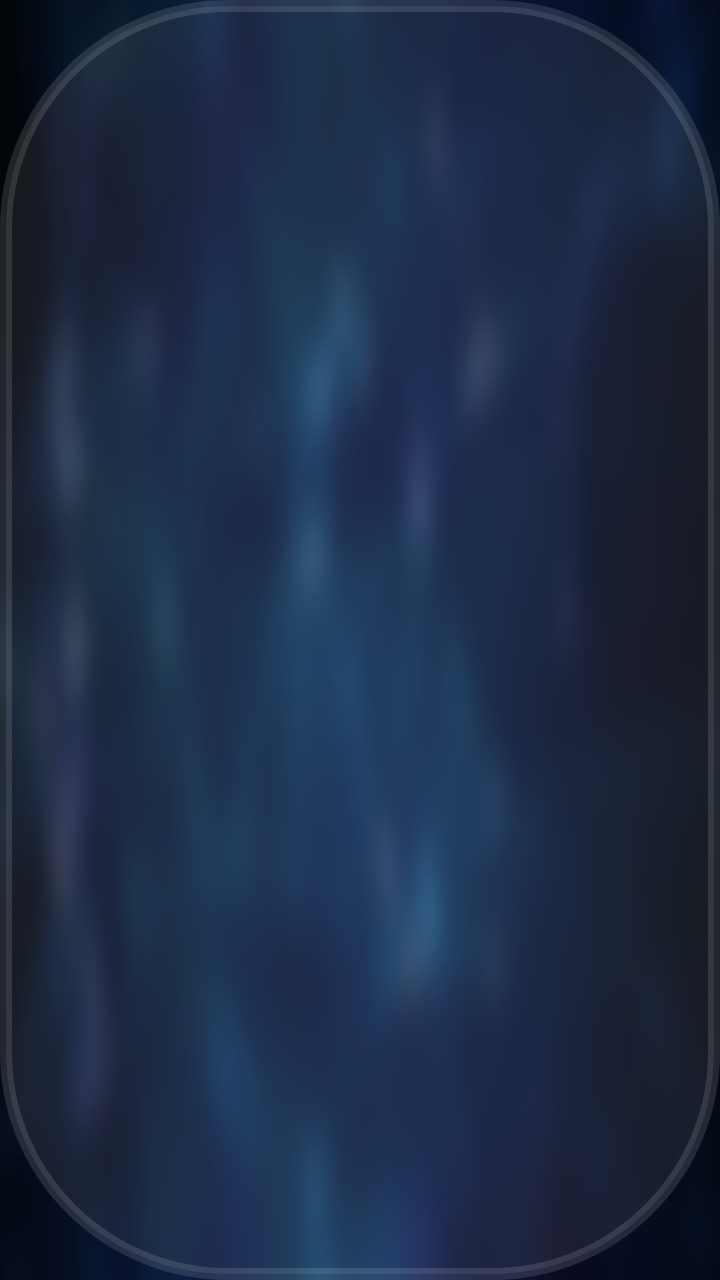
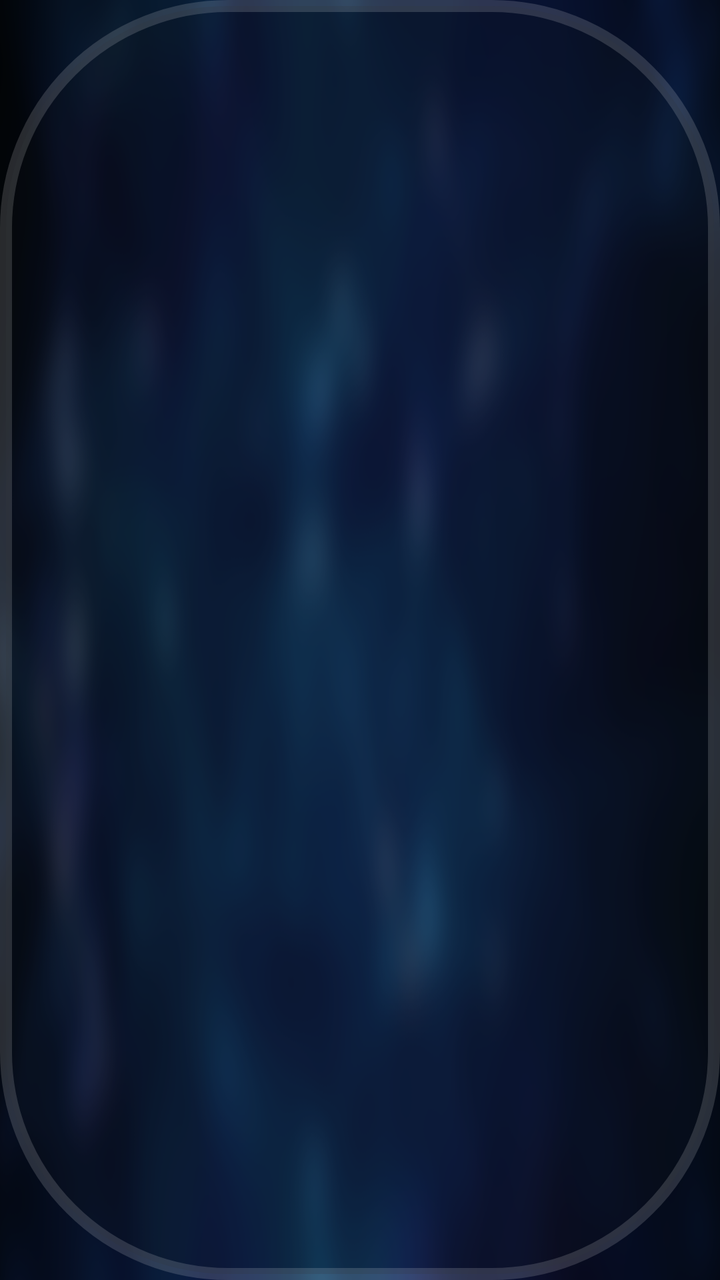

An Android layout rendered at two revisions. The XML below is the earlier revision; the diff shows what the commit changed to produce the second picture.
<!-- AndroidManifest.xml: application theme AppTheme.NoActionBar -->
<!-- res/layout/item_home_sort_top.xml -->
<?xml version="1.0" encoding="utf-8"?>
<FrameLayout xmlns:android="http://schemas.android.com/apk/res/android"
    android:layout_width="wrap_content"
    android:layout_height="@dimen/vs_38"
    android:layout_marginLeft="@dimen/vs_4"
    android:layout_marginRight="@dimen/vs_4"
    android:background="@drawable/selector_home_top_category"
    android:clickable="true"
    android:focusable="true"
    android:focusableInTouchMode="true"
    android:paddingLeft="@dimen/vs_16"
    android:paddingRight="@dimen/vs_16">

    <LinearLayout
        android:layout_width="wrap_content"
        android:layout_height="match_parent"
        android:gravity="center"
        android:orientation="horizontal">

        <TextView
            android:id="@+id/tvTitle"
            android:layout_width="wrap_content"
            android:layout_height="wrap_content"
            android:duplicateParentState="true"
            android:ellipsize="end"
            android:focusable="false"
            android:gravity="center"
            android:singleLine="true"
            android:textColor="@color/selector_home_rail_text"
            android:textSize="@dimen/ts_22" />

        <ImageView
            android:id="@+id/tvFilter"
            android:layout_width="@dimen/vs_20"
            android:layout_height="@dimen/vs_20"
            android:layout_marginLeft="@dimen/vs_4"
            android:focusable="false"
            android:src="@drawable/icon_filter"
            android:tint="@color/selector_home_rail_icon"
            android:visibility="gone" />
    </LinearLayout>
</FrameLayout>
<!-- resources referenced by this layout -->
<resources>
  <dimen name="ts_22">22mm</dimen>
  <dimen name="vs_16">16mm</dimen>
  <dimen name="vs_20">20mm</dimen>
  <dimen name="vs_38">38mm</dimen>
  <dimen name="vs_4">4mm</dimen>
  <!-- drawable icon_filter (drawable) -->
  <vector xmlns:android="http://schemas.android.com/apk/res/android"
      android:width="48dp"
      android:height="48dp"
      android:viewportWidth="1024"
      android:viewportHeight="1024">
    <path
        android:pathData="M540.44,541.27l255.72,-370.61L227.84,170.67l255.72,370.61L483.56,832.5l56.89,34.13L540.44,541.27zM426.67,559L168.7,185.14a45.51,45.51 0,0 1,-8.05 -25.85c0,-25.14 20.38,-45.51 45.51,-45.51h611.68c9.23,0 18.25,2.81 25.85,8.05 20.69,14.27 25.89,42.62 11.61,63.31L597.33,559v408.12l-170.67,-102.4v-305.72z"
        android:fillColor="#ffffff"/>
  </vector>
  <!-- drawable selector_home_top_category (drawable) -->
  <?xml version="1.0" encoding="utf-8"?>
  <selector xmlns:android="http://schemas.android.com/apk/res/android">
      
      <item android:state_focused="true">
          <shape>
              <corners android:radius="19mm" />
              <gradient
                  android:angle="90"
                  android:startColor="#4DFFFFFF"
                  android:endColor="#26FFFFFF" />
              <stroke
                  android:width="1.5mm"
                  android:color="#B3FFFFFF" />
          </shape>
      </item>
      
      <item android:state_pressed="true">
          <shape>
              <corners android:radius="19mm" />
              <solid android:color="#40FFFFFF" />
              <stroke
                  android:width="1.5mm"
                  android:color="#E6FFFFFF" />
          </shape>
      </item>
      
      <item android:state_selected="true">
          <shape>
              <corners android:radius="19mm" />
              <solid android:color="#2BFFFFFF" />
              <stroke
                  android:width="1mm"
                  android:color="#59FFFFFF" />
          </shape>
      </item>
      
      <item>
          <shape>
              <corners android:radius="19mm" />
              <solid android:color="#14FFFFFF" />
              <stroke
                  android:width="1mm"
                  android:color="#1FFFFFFF" />
          </shape>
      </item>
  </selector>
  <style name="AppTheme.NoActionBar">
          <item name="android:windowActionBar">false</item>
          <item name="android:windowNoTitle">true</item>
          <item name="windowActionBar">false</item>
          <item name="android:windowFullscreen">true</item>//全屏即无通知栏
          <item name="android:windowContentOverlay">@null</item>//是否有遮盖
          <item name="windowNoTitle">true</item>
          <item name="android:keepScreenOn">true</item>
          
          <item name="android:windowBackground">@drawable/app_bg</item>
      </style>
  <!-- drawable app_bg: png bitmap (drawable, 198620 bytes) -->
</resources>

<!-- the commit's change to res/layout/item_home_sort_top.xml (unified diff, before → after) -->
@@ -25,6 +25,10 @@
             android:ellipsize="end"
             android:focusable="false"
             android:gravity="center"
+            android:shadowColor="#CC000000"
+            android:shadowDx="0"
+            android:shadowDy="1"
+            android:shadowRadius="2"
             android:singleLine="true"
             android:textColor="@color/selector_home_rail_text"
             android:textSize="@dimen/ts_22" />
<!-- resource entries referenced after the edit -->
@@ -24,41 +24,41 @@
               <corners android:radius="19mm" />
               <gradient
                   android:angle="90"
-                  android:startColor="#4DFFFFFF"
-                  android:endColor="#26FFFFFF" />
+                  android:startColor="#66FFFFFF"
+                  android:endColor="#33FFFFFF" />
+              <stroke
+                  android:width="1.5mm"
+                  android:color="#E6FFFFFF" />
+          </shape>
+      </item>
+      
+      <item android:state_pressed="true">
+          <shape>
+              <corners android:radius="19mm" />
+              <solid android:color="#4D252A36" />
               <stroke
                   android:width="1.5mm"
                   android:color="#B3FFFFFF" />
           </shape>
       </item>
       
-      <item android:state_pressed="true">
-          <shape>
-              <corners android:radius="19mm" />
-              <solid android:color="#40FFFFFF" />
-              <stroke
-                  android:width="1.5mm"
-                  android:color="#E6FFFFFF" />
-          </shape>
-      </item>
-      
       <item android:state_selected="true">
           <shape>
               <corners android:radius="19mm" />
-              <solid android:color="#2BFFFFFF" />
+              <solid android:color="#54161A22" />
               <stroke
-                  android:width="1mm"
-                  android:color="#59FFFFFF" />
+                  android:width="1.2mm"
+                  android:color="#66FFFFFF" />
           </shape>
       </item>
       
       <item>
           <shape>
               <corners android:radius="19mm" />
-              <solid android:color="#14FFFFFF" />
+              <solid android:color="#38101218" />
               <stroke
                   android:width="1mm"
-                  android:color="#1FFFFFFF" />
+                  android:color="#26FFFFFF" />
           </shape>
       </item>
   </selector>
